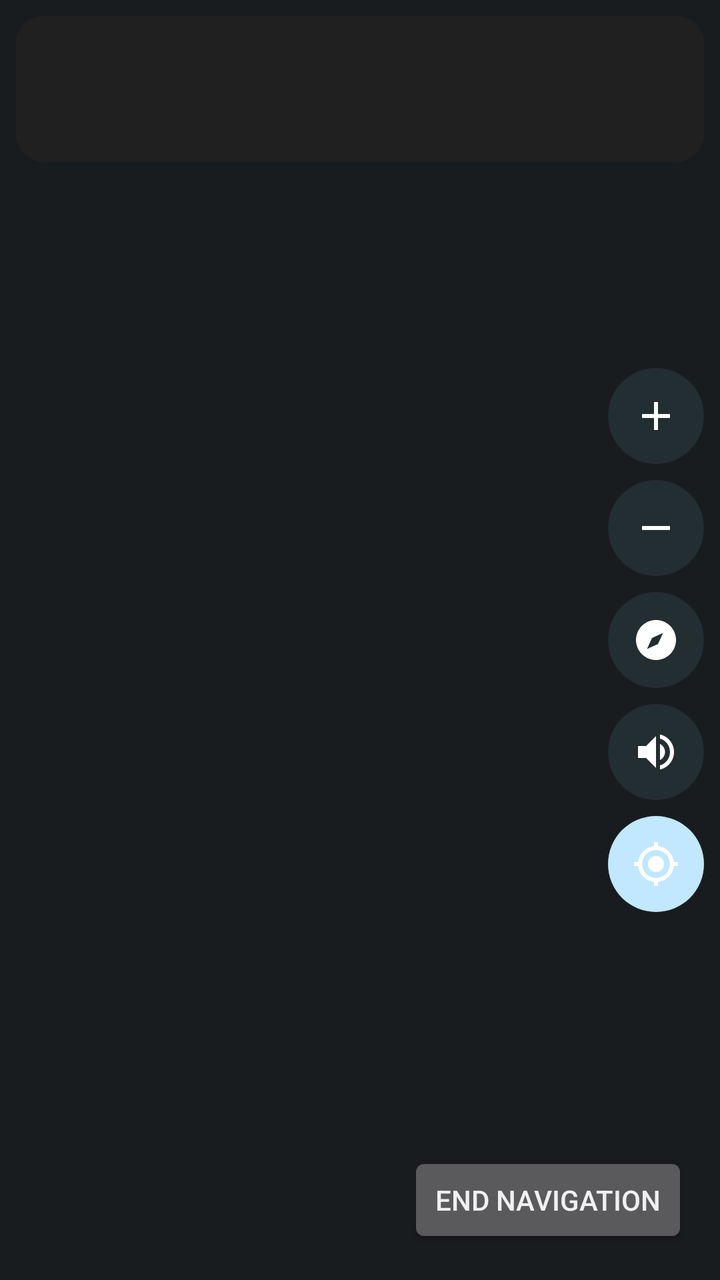
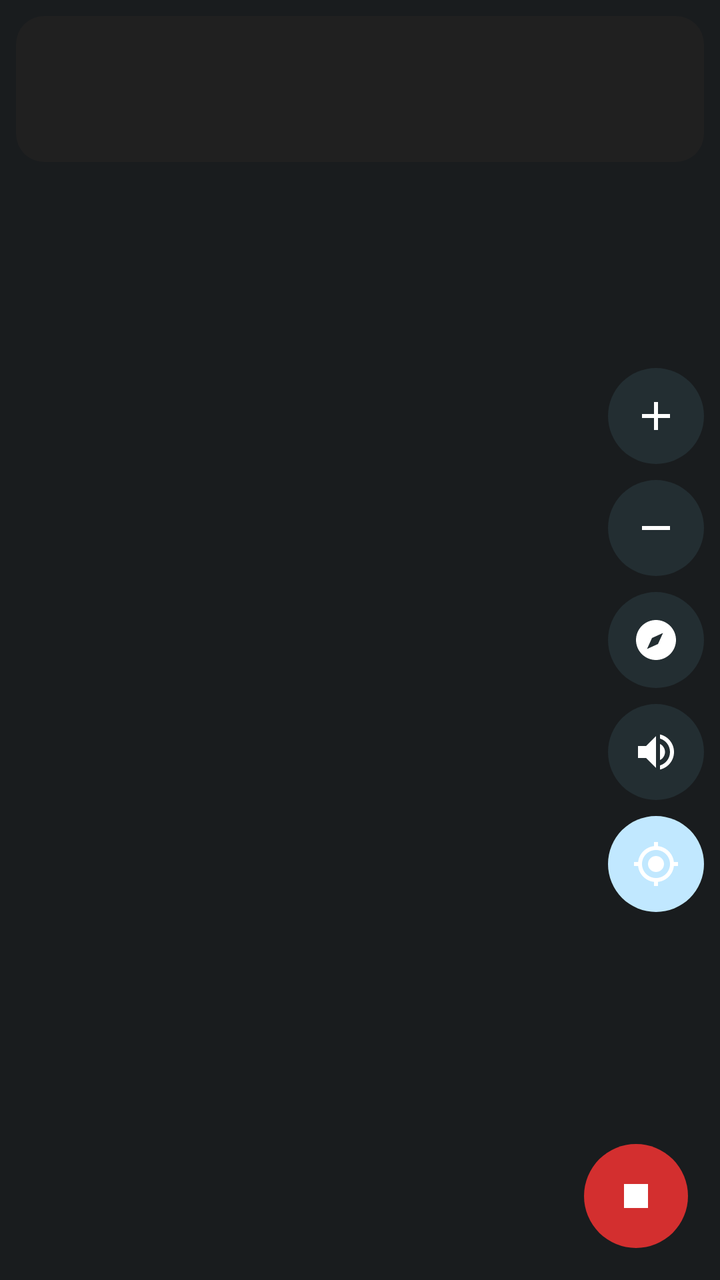

Two renders of the same Android screen: before a commit and after it. Below are the layout's source before the change and the commit's diff.
<!-- AndroidManifest.xml: application theme android:Theme.DeviceDefault -->
<!-- res/layout/activity_navigation.xml -->
<?xml version="1.0" encoding="utf-8"?>
<FrameLayout xmlns:android="http://schemas.android.com/apk/res/android"
    android:layout_width="match_parent"
    android:layout_height="match_parent">

    <FrameLayout
        android:id="@+id/navMap"
        android:layout_width="match_parent"
        android:layout_height="match_parent" />

    <LinearLayout
        android:id="@+id/hudPanel"
        android:layout_width="match_parent"
        android:layout_height="wrap_content"
        android:layout_gravity="top"
        android:layout_margin="8dp"
        android:background="@drawable/hud_bg"
        android:orientation="vertical"
        android:fitsSystemWindows="true"
        android:padding="12dp">

        <LinearLayout
            android:layout_width="match_parent"
            android:layout_height="wrap_content"
            android:gravity="center_vertical"
            android:orientation="horizontal">

            <TextView
                android:id="@+id/tvInstruction"
                android:layout_width="0dp"
                android:layout_height="wrap_content"
                android:layout_weight="1"
                android:fontFamily="sans-serif-medium"
                android:maxLines="2"
                android:ellipsize="end"
                android:textColor="#FFFFFFFF"
                android:textSize="17sp" />

            <TextView
                android:id="@+id/tvManeuverDistance"
                android:layout_width="wrap_content"
                android:layout_height="wrap_content"
                android:layout_marginStart="12dp"
                android:fontFamily="sans-serif-medium"
                android:textColor="#FF80D8FF"
                android:textSize="22sp" />
        </LinearLayout>

        <TextView
            android:id="@+id/tvSub"
            android:layout_width="wrap_content"
            android:layout_height="wrap_content"
            android:layout_marginTop="2dp"
            android:textColor="#B3FFFFFF"
            android:textSize="13sp" />
    </LinearLayout>

    <ImageButton
        android:id="@+id/btnBackToMap"
        android:layout_width="48dp"
        android:layout_height="48dp"
        android:layout_gravity="top|end"
        android:layout_marginTop="16dp"
        android:layout_marginEnd="8dp"
        android:background="@drawable/fab_circle"
        android:contentDescription="@string/nav_back_to_map"
        android:src="@drawable/ic_back"
        android:visibility="gone" />

    <LinearLayout
        android:id="@+id/controlsPanel"
        android:layout_width="wrap_content"
        android:layout_height="wrap_content"
        android:layout_gravity="end|center_vertical"
        android:layout_marginEnd="8dp"
        android:orientation="vertical">

        <ImageButton
            android:id="@+id/btnZoomIn"
            android:layout_width="48dp"
            android:layout_height="48dp"
            android:background="@drawable/fab_circle_dark"
            android:contentDescription="@string/nav_zoom_in"
            android:src="@drawable/ic_zoom_in" />

        <ImageButton
            android:id="@+id/btnZoomOut"
            android:layout_width="48dp"
            android:layout_height="48dp"
            android:layout_marginTop="8dp"
            android:background="@drawable/fab_circle_dark"
            android:contentDescription="@string/nav_zoom_out"
            android:src="@drawable/ic_zoom_out" />

        <ImageButton
            android:id="@+id/btnCompass"
            android:layout_width="48dp"
            android:layout_height="48dp"
            android:layout_marginTop="8dp"
            android:background="@drawable/fab_circle_dark"
            android:contentDescription="@string/nav_heading_up"
            android:src="@drawable/ic_compass" />

        <ImageButton
            android:id="@+id/btnVoice"
            android:layout_width="48dp"
            android:layout_height="48dp"
            android:layout_marginTop="8dp"
            android:background="@drawable/fab_circle_dark"
            android:contentDescription="@string/nav_voice_on"
            android:src="@drawable/ic_volume_on" />

        <ImageButton
            android:id="@+id/btnRecenter"
            android:layout_width="48dp"
            android:layout_height="48dp"
            android:layout_marginTop="8dp"
            android:background="@drawable/fab_circle"
            android:contentDescription="@string/nav_recenter"
            android:src="@drawable/ic_my_location" />
    </LinearLayout>

    <LinearLayout
        android:id="@+id/arrivalPanel"
        android:layout_width="match_parent"
        android:layout_height="wrap_content"
        android:layout_gravity="center"
        android:layout_margin="24dp"
        android:background="#E6212121"
        android:fitsSystemWindows="true"
        android:orientation="vertical"
        android:padding="24dp"
        android:visibility="gone">

        <TextView
            android:layout_width="match_parent"
            android:layout_height="wrap_content"
            android:gravity="center"
            android:text="@string/nav_arrived"
            android:textColor="#FFFFFFFF"
            android:textSize="24sp"
            android:textStyle="bold" />

        <TextView
            android:id="@+id/tvArrivalAddress"
            android:layout_width="match_parent"
            android:layout_height="wrap_content"
            android:layout_marginTop="8dp"
            android:gravity="center"
            android:textColor="#B3FFFFFF"
            android:textSize="14sp" />

        <Button
            android:id="@+id/btnDone"
            android:layout_width="wrap_content"
            android:layout_height="wrap_content"
            android:layout_gravity="center_horizontal"
            android:layout_marginTop="16dp"
            android:minWidth="160dp"
            android:text="@string/nav_done" />
    </LinearLayout>

    <Button
        android:id="@+id/btnStop"
        android:layout_width="wrap_content"
        android:layout_height="wrap_content"
        android:layout_gravity="bottom|end"
        android:layout_margin="16dp"
        android:fitsSystemWindows="true"
        android:minWidth="140dp"
        android:text="@string/nav_stop" />
</FrameLayout>
<!-- resources referenced by this layout -->
<resources>
  <!-- drawable fab_circle (drawable) -->
  <?xml version="1.0" encoding="utf-8"?>
  <ripple xmlns:android="http://schemas.android.com/apk/res/android"
      android:color="?android:attr/colorControlHighlight">
      <item>
          <shape android:shape="oval">
              <solid android:color="?android:attr/colorAccent" />
          </shape>
      </item>
  </ripple>
  <!-- drawable fab_circle_dark (drawable) -->
  <?xml version="1.0" encoding="utf-8"?>
  <ripple xmlns:android="http://schemas.android.com/apk/res/android"
      android:color="?android:attr/colorControlHighlight">
      <item>
          <shape android:shape="oval">
              <solid android:color="#CC263238" />
          </shape>
      </item>
  </ripple>
  <!-- drawable hud_bg (drawable) -->
  <?xml version="1.0" encoding="utf-8"?>
  <shape xmlns:android="http://schemas.android.com/apk/res/android"
      android:shape="rectangle">
      <solid android:color="#D9212121" />
      <corners android:radius="14dp" />
  </shape>
  <!-- drawable ic_back (drawable) -->
  <?xml version="1.0" encoding="utf-8"?>
  <vector xmlns:android="http://schemas.android.com/apk/res/android"
      android:width="24dp"
      android:height="24dp"
      android:viewportWidth="24"
      android:viewportHeight="24">
      <path
          android:fillColor="#FFFFFFFF"
          android:pathData="M20,11H7.83l5.59,-5.59L12,4l-8,8 8,8 1.41,-1.41L7.83,13H20v-2z" />
  </vector>
  <!-- drawable ic_compass (drawable) -->
  <?xml version="1.0" encoding="utf-8"?>
  <vector xmlns:android="http://schemas.android.com/apk/res/android"
      android:width="24dp"
      android:height="24dp"
      android:viewportWidth="24"
      android:viewportHeight="24">
      <path
          android:fillColor="#FFFFFFFF"
          android:pathData="M12,2C6.48,2 2,6.48 2,12s4.48,10 10,10 10,-4.48 10,-10S17.52,2 12,2zM15.5,8.5l-2.5,5.5 -5.5,2.5 2.5,-5.5 5.5,-2.5z" />
  </vector>
  <!-- drawable ic_zoom_in (drawable) -->
  <?xml version="1.0" encoding="utf-8"?>
  <vector xmlns:android="http://schemas.android.com/apk/res/android"
      android:width="24dp"
      android:height="24dp"
      android:viewportWidth="24"
      android:viewportHeight="24">
      <path
          android:fillColor="#FFFFFFFF"
          android:pathData="M19,13H13v6h-2v-6H5v-2h6V5h2v6h6V13z" />
  </vector>
  <!-- drawable ic_zoom_out (drawable) -->
  <?xml version="1.0" encoding="utf-8"?>
  <vector xmlns:android="http://schemas.android.com/apk/res/android"
      android:width="24dp"
      android:height="24dp"
      android:viewportWidth="24"
      android:viewportHeight="24">
      <path
          android:fillColor="#FFFFFFFF"
          android:pathData="M19,13H5v-2h14V13z" />
  </vector>
  <string name="nav_arrived">You have arrived</string>
  <string name="nav_back_to_map">Back to navigation map</string>
  <string name="nav_done">Done</string>
  <string name="nav_heading_up">Rotate map to heading</string>
  <string name="nav_recenter">Recenter map</string>
  <string name="nav_stop">End navigation</string>
  <string name="nav_voice_on">Voice guidance on</string>
  <string name="nav_zoom_in">Zoom in</string>
  <string name="nav_zoom_out">Zoom out</string>
  <!-- unchanged entries left out for length: 2 -->
</resources>

<!-- the commit's change to res/layout/activity_navigation.xml (unified diff, before → after) -->
@@ -160,13 +160,14 @@
             android:text="@string/nav_done" />
     </LinearLayout>
 
-    <Button
+    <ImageButton
         android:id="@+id/btnStop"
-        android:layout_width="wrap_content"
-        android:layout_height="wrap_content"
+        android:layout_width="52dp"
+        android:layout_height="52dp"
         android:layout_gravity="bottom|end"
         android:layout_margin="16dp"
+        android:background="@drawable/fab_circle_red"
+        android:contentDescription="@string/nav_stop"
         android:fitsSystemWindows="true"
-        android:minWidth="140dp"
-        android:text="@string/nav_stop" />
+        android:src="@drawable/ic_stop" />
 </FrameLayout>
<!-- resource entries referenced after the edit -->
@@ -17,6 +17,16 @@
       <item>
           <shape android:shape="oval">
               <solid android:color="#CC263238" />
+          </shape>
+      </item>
+  </ripple>
+  <!-- drawable fab_circle_red (drawable) -->
+  <?xml version="1.0" encoding="utf-8"?>
+  <ripple xmlns:android="http://schemas.android.com/apk/res/android"
+      android:color="?android:attr/colorControlHighlight">
+      <item>
+          <shape android:shape="oval">
+              <solid android:color="#FFD32F2F" />
           </shape>
       </item>
   </ripple>
@@ -48,6 +58,17 @@
       <path
           android:fillColor="#FFFFFFFF"
           android:pathData="M12,2C6.48,2 2,6.48 2,12s4.48,10 10,10 10,-4.48 10,-10S17.52,2 12,2zM15.5,8.5l-2.5,5.5 -5.5,2.5 2.5,-5.5 5.5,-2.5z" />
+  </vector>
+  <!-- drawable ic_stop (drawable) -->
+  <?xml version="1.0" encoding="utf-8"?>
+  <vector xmlns:android="http://schemas.android.com/apk/res/android"
+      android:width="24dp"
+      android:height="24dp"
+      android:viewportWidth="24"
+      android:viewportHeight="24">
+      <path
+          android:fillColor="#FFFFFFFF"
+          android:pathData="M6,6h12v12H6z" />
   </vector>
   <!-- drawable ic_zoom_in (drawable) -->
   <?xml version="1.0" encoding="utf-8"?>
